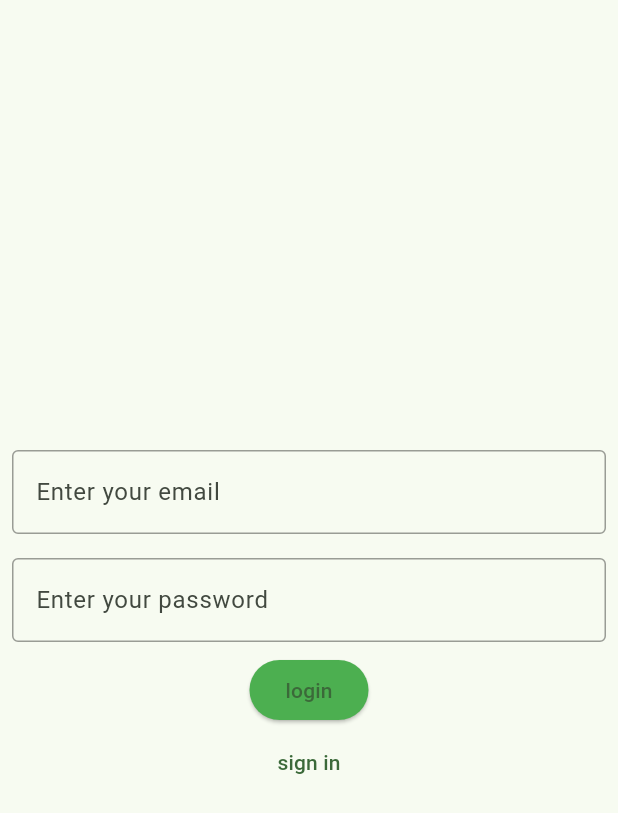
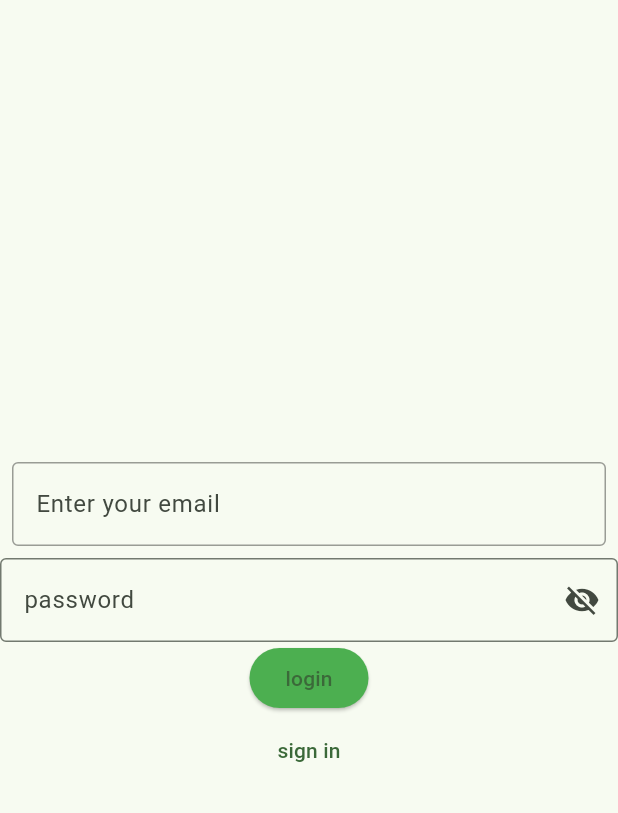
Before and after one commit to Fzak33/izees, a Flutter app: the LoginScreen screen opened by its route, on a phone screen of 412 x 824 dp. Shown: the top 813 px of the screen. Run offline on Flutter 3.47's test engine with Material 3 defaults, Android fonts, the phone set to English and light mode, and no system bars; our stand-ins replace bloc, carousel_slider, dio, equatable, fl_chart, flutter_bloc and 4 more; accounts and stored records are empty; generated files the repository leaves out were written again; network calls fail.

Commit message:
fix card

```diff
--- a/lib/common/widgets/text_field.dart
+++ b/lib/common/widgets/text_field.dart
@@ -5,6 +5,7 @@ class CustomTextField extends StatelessWidget {
   final String hintText;
   final int maxLines ;
   final TextInputType textInputType;
+  final bool obscureText;
   const CustomTextField(
 
       {super.key ,
@@ -12,6 +13,7 @@ class CustomTextField extends StatelessWidget {
         required this.hintText,
         this.maxLines = 1,
         this.textInputType = TextInputType.text,
+        this.obscureText = false
 
       });
 
@@ -20,6 +22,7 @@ class CustomTextField extends StatelessWidget {
     return Padding(
       padding: const EdgeInsets.all(8.0),
       child: TextField(
+        obscureText: obscureText,
        // inputFormatters: <TextInputFormatter>[],
         keyboardType: textInputType,
         controller: controller,
--- a/lib/features/auth/screens/login_screen.dart
+++ b/lib/features/auth/screens/login_screen.dart
@@ -18,6 +18,7 @@ class LoginScreen extends StatefulWidget {
 class _LoginScreenState extends State<LoginScreen> {
   TextEditingController _emailEditingController = TextEditingController();
   TextEditingController _passEditingController = TextEditingController();
+  bool _isObscured = true;
 
   @override
   void dispose() {
@@ -39,11 +40,27 @@ class _LoginScreenState extends State<LoginScreen> {
         children: [
           CustomTextField(controller: _emailEditingController, hintText: localization.email,),
 
-          CustomTextField(controller: _passEditingController, hintText: localization.password,),
+        TextField(
+          obscureText: _isObscured,
+          decoration: InputDecoration(
+            labelText: localization.password,
+            border: OutlineInputBorder(),
+            suffixIcon: IconButton(
+              icon: Icon(
+                _isObscured ? Icons.visibility_off : Icons.visibility,
+              ),
+              onPressed: () {
+                setState(() {
+                  _isObscured = !_isObscured;
+                });
+              },
+            ),
+          ),
+        ),
           ElevatedButton(onPressed: (){
             BlocProvider.of<AuthCubit>(context).login(
-                email: _emailEditingController.text,
-                password: _passEditingController.text,
+                email: _emailEditingController.text.trim(),
+                password: _passEditingController.text.trim(),
               context: context
             );
 
--- a/lib/features/user/settings/screens/about_izees_screen.dart
+++ b/lib/features/user/settings/screens/about_izees_screen.dart
@@ -43,7 +43,7 @@ class AboutIzeesScreen extends StatelessWidget {
           const SizedBox(height: 20,),
           const Padding(
             padding: EdgeInsets.all(8.0),
-            child: Text('Email: izeesjo@jmail.com',style: TextStyle(fontSize: 15)),
+            child: Text('Email: izeesjo@gmail.com',style: TextStyle(fontSize: 15)),
           ),
 
         ],
--- a/lib/l10n/app_ar.arb
+++ b/lib/l10n/app_ar.arb
@@ -66,5 +66,7 @@
   "street": "الشارع",
   "building": "رقم أو اسم المبنى",
   "delivery": "التوصيل",
-"successOrder": "تم الطلب بنجاح"
+"successOrder": "تم الطلب بنجاح",
+  "confirmPassword": "أرجوك أكد كلمة السر"
+
 }
--- a/lib/l10n/app_en.arb
+++ b/lib/l10n/app_en.arb
@@ -66,6 +66,6 @@
   "street": "street",
   "building": "Building number or name",
   "delivery": "Delivery",
-  "successOrder": "your order has been ordered successfully"
-
+  "successOrder": "your order has been ordered successfully",
+"confirmPassword": "Please confirm your Password"
 }
```
Also changed, not shown: lib/features/auth/screens/signin_screen.dart (+20 -6 lines), lib/features/user/cart/services/cart_cubit/cart_cubit.dart (+14 -1 lines), lib/features/user/izees/screens/category_product_screen.dart (+10 -5 lines), lib/features/user/izees/screens/izees_screen.dart (+7 -7 lines), lib/features/user/izees/screens/product_detailed_screen.dart (+6 -3 lines).
